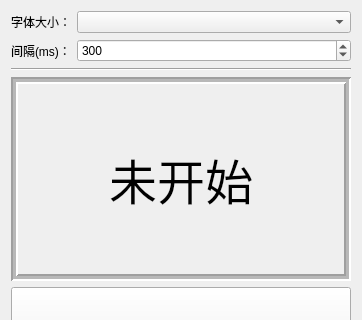
This is src/ClassSystem/RollCallWindow.ui in bili9blood/ClassSystem as Qt 5 draws it before an edit; both pictures show x 0 to 362 and y 0 to 320 of the 362 by 599 pixel window. The edited form follows.
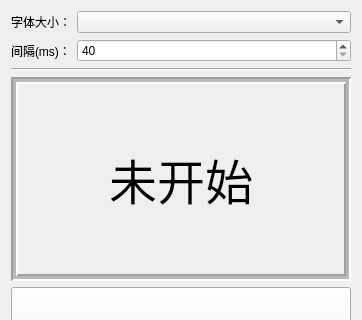
This is the edited form.

```diff
--- a/src/ClassSystem/RollCallWindow.ui
+++ b/src/ClassSystem/RollCallWindow.ui
@@ -39,13 +39,13 @@
         <number>40</number>
        </property>
        <property name="maximum">
-        <number>800</number>
+        <number>200</number>
        </property>
        <property name="singleStep">
         <number>5</number>
        </property>
        <property name="value">
-        <number>300</number>
+        <number>40</number>
        </property>
       </widget>
      </item>
```
Left out of the diff: 2 changed lines with no effect on the pictures.
